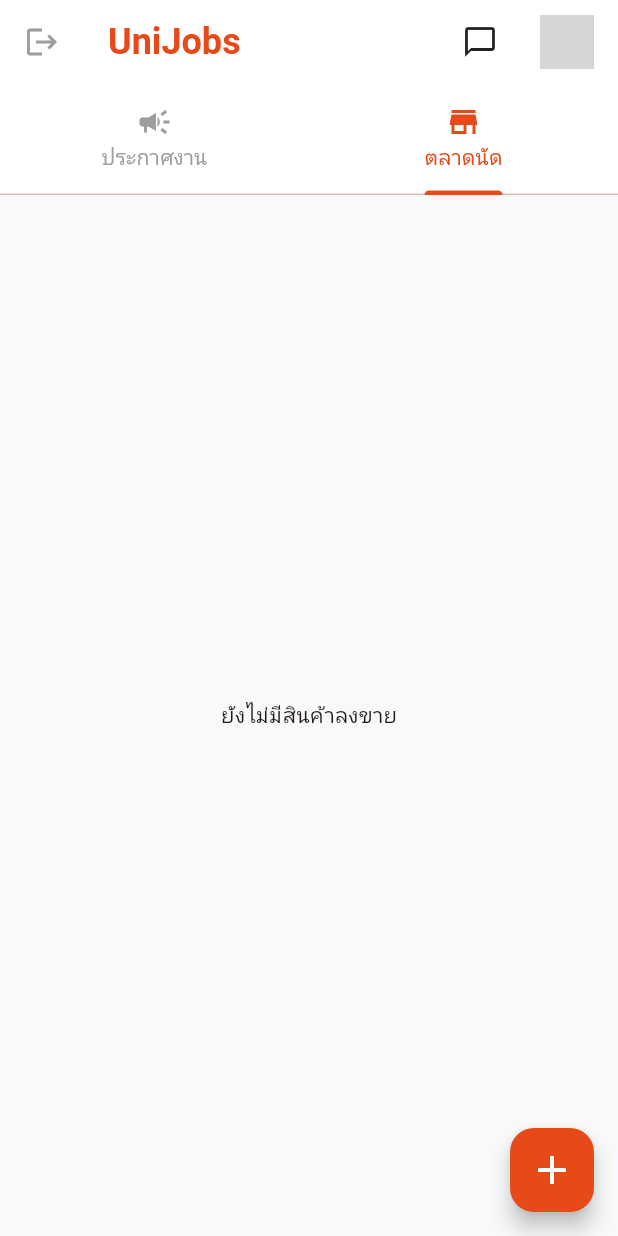
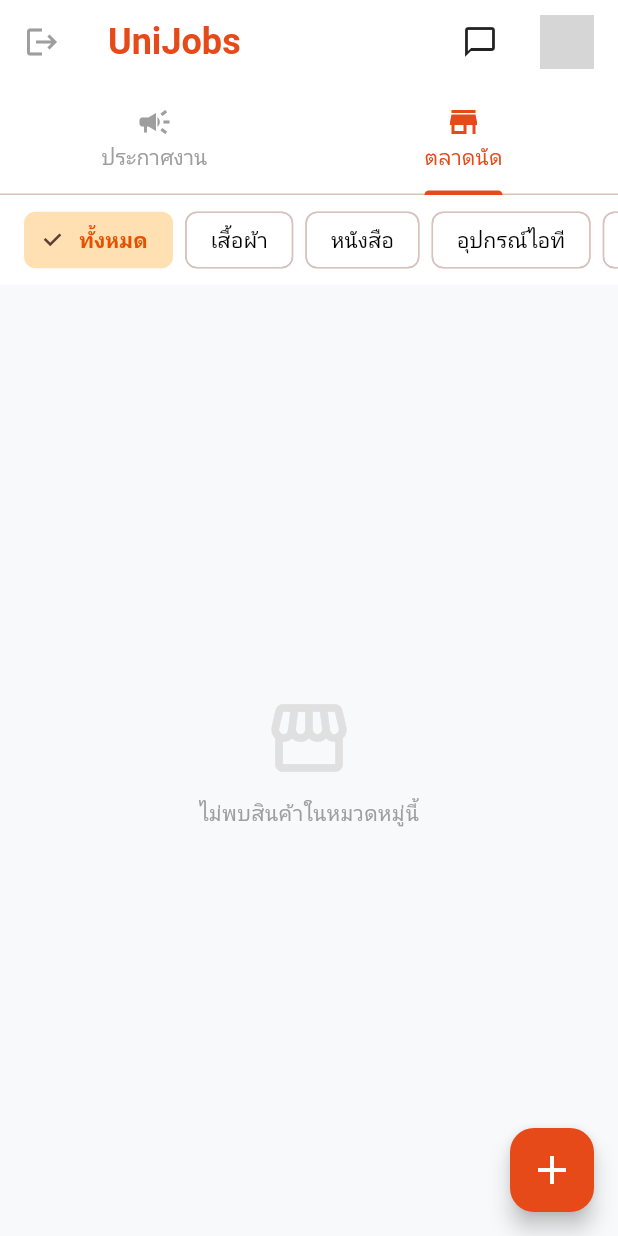
Before and after one commit to MasterJef/cpruapp, a Flutter app: the HomeScreen screen opened directly, tab 2 chosen, on a phone screen of 412 x 824 dp. Run offline on Flutter 3.47's test engine with Material 3 defaults, Android fonts, the phone set to English and light mode, and no system bars; our stand-ins replace cloud_firestore, firebase_auth, firebase_core, firebase_storage, image_cropper, image_picker; accounts and stored records are empty; network calls fail; grey boxes are pictures that could not be loaded.

Commit message:
fuck bug mtf

```diff
--- a/lib/screens/market_screen.dart
+++ b/lib/screens/market_screen.dart
@@ -1,58 +1,156 @@
 import 'package:flutter/material.dart';
 import 'package:cloud_firestore/cloud_firestore.dart';
-import 'package:cprujobapp/widgets/item_card.dart'; // ✅ เรียกใช้ ItemCard
-// import 'product_detail_screen.dart'; // อย่าลืม import หน้ารายละเอียด
+import 'package:cprujobapp/models/product_model.dart';
+import 'package:cprujobapp/widgets/item_card.dart';
+import 'package:cprujobapp/screens/product_detail_screen.dart';
 
-class MarketScreen extends StatelessWidget {
+class MarketScreen extends StatefulWidget {
   const MarketScreen({super.key});
 
   @override
+  State<MarketScreen> createState() => _MarketScreenState();
+}
+
+class _MarketScreenState extends State<MarketScreen> {
+  String _selectedCategory = 'ทั้งหมด';
+  final List<String> _categories = [
+    'ทั้งหมด',
+    'เสื้อผ้า',
+    'หนังสือ',
+    'อุปกรณ์ไอที',
+    'ของใช้',
+    'อื่นๆ',
+  ];
+
+  @override
   Widget build(BuildContext context) {
-    return StreamBuilder<QuerySnapshot>(
-      stream: FirebaseFirestore.instance
-          .collection('market_items') // ตรวจสอบชื่อ collection
-          .orderBy('created_at', descending: true)
-          .snapshots(),
+    return Column(
+      children: [
+        // --- 1. Filter Bar (แถบเลือกหมวดหมู่) ---
+        Container(
+          height: 60,
+          color: Colors.white,
+          child: ListView.separated(
+            padding: const EdgeInsets.symmetric(horizontal: 16, vertical: 10),
+            scrollDirection: Axis.horizontal,
+            itemCount: _categories.length,
+            separatorBuilder: (_, __) => const SizedBox(width: 8),
+            itemBuilder: (context, index) {
+              final cat = _categories[index];
+              final isSel = _selectedCategory == cat;
+              return ChoiceChip(
+                label: Text(cat),
+                selected: isSel,
+                selectedColor: Colors.orange.shade100,
+                labelStyle: TextStyle(
+                  color: isSel ? Colors.orange.shade900 : Colors.black,
+                  fontWeight: isSel ? FontWeight.bold : FontWeight.normal,
+                ),
+                onSelected: (v) => setState(() => _selectedCategory = cat),
+              );
+            },
+          ),
+        ),
+
+        // --- 2. Product Grid (ตารางสินค้า) ---
+        Expanded(
+          child: StreamBuilder<QuerySnapshot>(
+            stream: _getStream(),
             builder: (context, snapshot) {
-        if (snapshot.hasError)
-          return const Center(child: Text('Error loading market'));
+              if (snapshot.hasError) {
+                return Center(child: Text('Error: ${snapshot.error}'));
+              }
               if (snapshot.connectionState == ConnectionState.waiting) {
                 return const Center(child: CircularProgressIndicator());
               }
 
-        final docs = snapshot.data?.docs ?? [];
-        if (docs.isEmpty)
-          return const Center(child: Text('ยังไม่มีสินค้าลงขาย'));
+              if (!snapshot.hasData || snapshot.data!.docs.isEmpty) {
+                return Center(
+                  child: Column(
+                    mainAxisAlignment: MainAxisAlignment.center,
+                    children: [
+                      Icon(Icons.storefront, size: 60, color: Colors.grey[300]),
+                      const SizedBox(height: 10),
+                      Text(
+                        'ไม่พบสินค้าในหมวดหมู่นี้',
+                        style: TextStyle(color: Colors.grey[500]),
+                      ),
+                    ],
+                  ),
+                );
+              }
+
+              // Responsive Grid Layout
+              return LayoutBuilder(
+                builder: (context, constraints) {
+                  int crossAxisCount = 2; // มือถือ = 2
+                  if (constraints.maxWidth > 600) crossAxisCount = 3;
+                  if (constraints.maxWidth > 900) crossAxisCount = 4;
+                  if (constraints.maxWidth > 1200) crossAxisCount = 5;
 
                   return GridView.builder(
                     padding: const EdgeInsets.all(12),
-          gridDelegate: const SliverGridDelegateWithFixedCrossAxisCount(
-            crossAxisCount: 2, // 2 คอลัมน์
-            childAspectRatio: 0.75, // สัดส่วน กว้าง:สูง (ปรับให้การ์ดดูสูงสวย)
+                    gridDelegate: SliverGridDelegateWithFixedCrossAxisCount(
+                      crossAxisCount: crossAxisCount,
+                      childAspectRatio:
+                          0.7, // ปรับสัดส่วนให้การ์ดสวย (สูงกว่ากว้าง)
                       crossAxisSpacing: 12,
                       mainAxisSpacing: 12,
                     ),
-          itemCount: docs.length,
+                    itemCount: snapshot.data!.docs.length,
                     itemBuilder: (context, index) {
-            final data = docs[index].data() as Map<String, dynamic>;
+                      final doc = snapshot.data!.docs[index];
+                      // แปลงข้อมูลเป็น Product Model
+                      // (ต้องมั่นใจว่า product_model.dart มี factory fromFirestore แล้ว)
+                      Product product = Product.fromFirestore(doc);
 
-            // ดึงข้อมูลมาใส่ ItemCard
+                      // ดึงรูปแรกมาโชว์
+                      String thumb = product.imageUrls.isNotEmpty
+                          ? product.imageUrls.first
+                          : 'https://via.placeholder.com/300';
+
                       return ItemCard(
-              title: data['name'] ?? 'สินค้า',
-              price: data['price']?.toString() ?? '0',
-              location:
-                  data['condition'] ??
-                  '', // เอาสภาพสินค้ามาใส่ช่อง Location แทน
-              imageUrl: data['imageUrl'] ?? '',
-              authorName: data['sellerName'] ?? 'ผู้ขาย',
-              authorAvatar: data['sellerAvatar'] ?? '',
+                        title: product.name,
+                        price: product.price.toStringAsFixed(
+                          0,
+                        ), // ราคาไม่ต้องมีหน่วย ItemCard ใส่ให้แล้ว
+                        location: '', // สินค้าไม่มี location ส่งค่าว่างไป
+                        imageUrl: thumb,
+                        authorName: product.authorName,
+                        authorAvatar: product.authorAvatar,
+                        tagText:
+                            product.condition, // ส่งสภาพสินค้าไปโชว์เป็น Tag
+                        footerText: 'ผู้ขาย: ${product.authorName}',
                         onTap: () {
-                // Navigator.push(...) // ไปหน้า ProductDetail
+                          Navigator.push(
+                            context,
+                            MaterialPageRoute(
+                              builder: (_) =>
+                                  ProductDetailScreen(product: product),
+                            ),
+                          );
                         },
                       );
                     },
                   );
                 },
               );
+            },
+          ),
+        ),
+      ],
+    );
+  }
+
+  Stream<QuerySnapshot> _getStream() {
+    Query query = FirebaseFirestore.instance.collection('market_items');
+
+    // กรองหมวดหมู่
+    if (_selectedCategory != 'ทั้งหมด') {
+      query = query.where('category', isEqualTo: _selectedCategory);
+    }
+
+    // เรียงลำดับ (ต้องมี Index ใน Firebase)
+    return query.orderBy('created_at', descending: true).snapshots();
   }
 }
```
Also changed, not shown: lib/models/product_model.dart (+11 -13 lines). Lines whose indentation alone changed are shown as unchanged.
